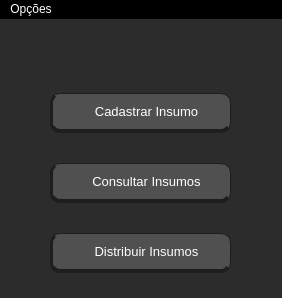
Qt form Projeto 2/JanelaPrincipal.ui (andersoncoutinho/Linguagem-de-Programacao-I) before a commit.
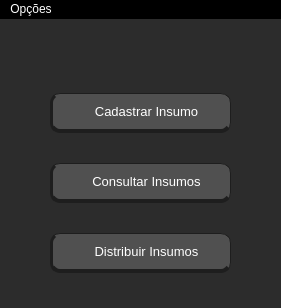
The same form after that commit. Icons and pictures are not drawn.

Patch:
```diff
--- a/Projeto 2/JanelaPrincipal.ui
+++ b/Projeto 2/JanelaPrincipal.ui
@@ -9,8 +9,8 @@
    <rect>
     <x>0</x>
     <y>0</y>
-    <width>282</width>
-    <height>298</height>
+    <width>281</width>
+    <height>308</height>
    </rect>
   </property>
   <property name="sizePolicy">
@@ -199,7 +199,7 @@
     <rect>
      <x>0</x>
      <y>0</y>
-     <width>282</width>
+     <width>281</width>
      <height>25</height>
     </rect>
    </property>
```
